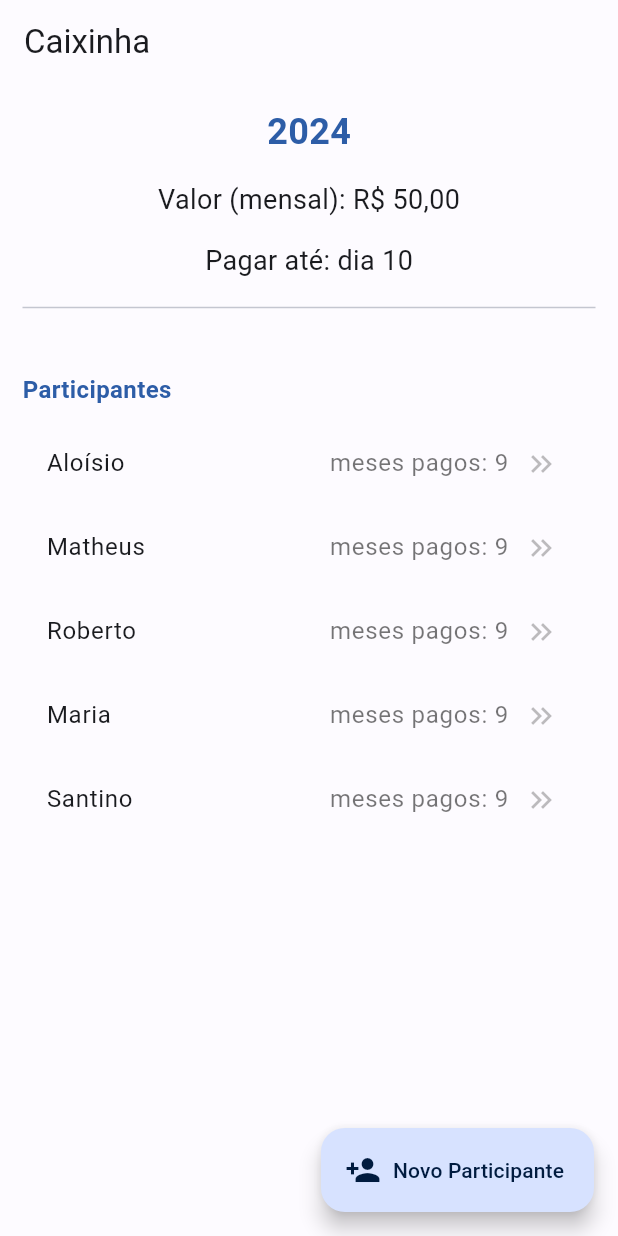
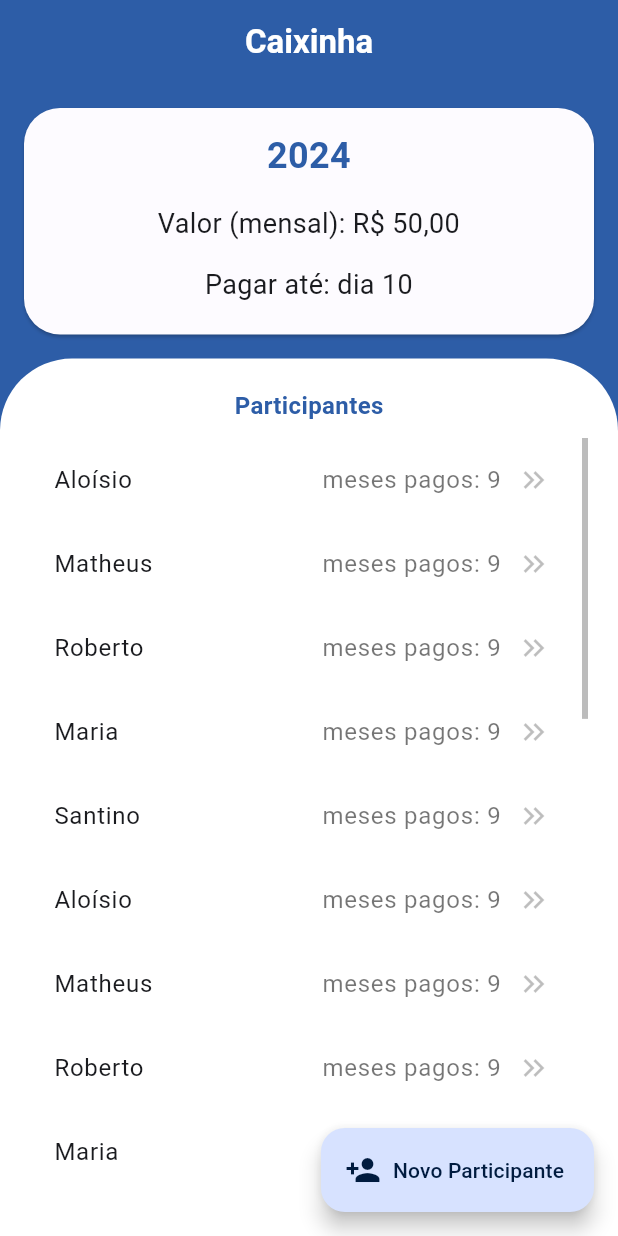
Before and after one commit to mathbaltazar/app-caixinha, a Flutter app: the screen it shows after launch, on a phone screen of 412 x 824 dp. Run offline on Flutter 3.47's test engine with Material 3 defaults, Android fonts, the phone set to English and light mode, and no system bars; our stand-ins replace flutter_modular.

Commit message:
Facelift da home page.

```diff
--- a/lib/app/modules/home/presentation/pages/home_page.dart
+++ b/lib/app/modules/home/presentation/pages/home_page.dart
@@ -17,6 +17,26 @@ class HomePage extends StatelessWidget {
     'Roberto',
     'Maria',
     'Santino',
+    'Aloísio',
+    'Matheus',
+    'Roberto',
+    'Maria',
+    'Santino',
+    'Aloísio',
+    'Matheus',
+    'Roberto',
+    'Maria',
+    'Santino',
+    'Aloísio',
+    'Matheus',
+    'Roberto',
+    'Maria',
+    'Santino',
+    'Aloísio',
+    'Matheus',
+    'Roberto',
+    'Maria',
+    'Santino',
   ];
 
   @override
@@ -24,38 +44,62 @@ class HomePage extends StatelessWidget {
     return SafeArea(
       child: Scaffold(
         appBar: AppBar(
-          title: const Text('Caixinha'),
+          title: const Text(
+            'Caixinha',
+            style: TextStyle(color: Colors.white, fontWeight: FontWeight.bold),
           ),
-        body: SingleChildScrollView(
-          child: Padding(
-            padding: const EdgeInsets.all(15),
+          centerTitle: true,
+          backgroundColor: AppColors.colorPrimary,
+        ),
+        body: Container(
+          decoration: BoxDecoration(color: AppColors.colorPrimary),
+          height: MediaQuery.of(context).size.height,
+          child: Flex(
+            crossAxisAlignment: CrossAxisAlignment.stretch,
+            direction: Axis.vertical,
+            children: [
+              Card(
+                shape: RoundedRectangleBorder(
+                    borderRadius: BorderRadius.circular(24)),
+                margin: const EdgeInsets.all(16),
                 child: Column(
-              crossAxisAlignment: CrossAxisAlignment.start,
                   children: [
-                Center(
-                  child: Text(
+                    const SizedBox(height: 15),
+                    Text(
                       '2024',
-                    style:
-                        TextStyle(fontSize: 24, color: AppColors.colorPrimary, fontWeight: FontWeight.bold),
+                      textAlign: TextAlign.center,
+                      style: TextStyle(
+                          fontSize: 24,
+                          color: AppColors.colorPrimary,
+                          fontWeight: FontWeight.bold),
+                    ),
+                    const SizedBox(height: 15),
+                    Text(
+                      'Valor (mensal): R\$ 50,00',
+                      textAlign: TextAlign.center,
+                      style: TextStyle(fontSize: 18),
+                    ),
+                    const SizedBox(height: 15),
+                    Text(
+                      'Pagar até: dia 10',
+                      textAlign: TextAlign.center,
+                      style: TextStyle(fontSize: 18),
+                    ),
+                    const SizedBox(height: 20),
+                  ],
                 ),
               ),
-                const SizedBox(height: 15),
-                const Center(
-                  child: Text(
-                    'Valor (mensal): R\$ 50,00',
-                    style: TextStyle(fontSize: 18),
+              Flexible(
+                child: Container(
+                  padding: const EdgeInsets.all(20),
+                  decoration: BoxDecoration(
+                    color: Colors.white,
+                    borderRadius: BorderRadius.only(
+                        topLeft: Radius.circular(48),
+                        topRight: Radius.circular(48)),
                   ),
-                ),
-                const SizedBox(height: 15),
-                const Center(
-                  child: Text(
-                    'Pagar até: dia 10',
-                    style: TextStyle(fontSize: 18),
-                  ),
-                ),
-                const SizedBox(height: 10),
-                Divider(),
-                const SizedBox(height: 35),
+                  child: Column(
+                    children: [
                       Text(
                         'Participantes',
                         style: TextStyle(
@@ -64,7 +108,10 @@ class HomePage extends StatelessWidget {
                             fontWeight: FontWeight.bold),
                       ),
                       const SizedBox(height: 10),
-                ListView.builder(
+                      Expanded(
+                        child: Scrollbar(
+                          thumbVisibility: true,
+                          child: ListView.builder(
                             shrinkWrap: true,
                             itemCount: participantes.length,
                             itemBuilder: (_, index) {
@@ -72,7 +119,9 @@ class HomePage extends StatelessWidget {
                                 onTap: () {
                                   Modular.to.pushNamed(
                                     AppRoutes.detailsParticipant,
-                          arguments: {'participant': participantes[index]},
+                                    arguments: {
+                                      'participant': participantes[index]
+                                    },
                                   ).then((value) {
                                     if (value == 'deleted') {
                                       // todo delete participant
@@ -89,18 +138,27 @@ class HomePage extends StatelessWidget {
                                       )),
                                       Text(
                                         'meses pagos: ${Random().nextInt(13)}',
-                              style: const TextStyle(color: Colors.black54),
+                                        style: const TextStyle(
+                                            color: Colors.black54),
                                       ),
                                       const SizedBox(width: 10),
-                            const Icon(Icons.keyboard_double_arrow_right, color: Colors.black26,),
+                                      const Icon(
+                                        Icons.keyboard_double_arrow_right,
+                                        color: Colors.black26,
+                                      ),
                                     ],
                                   ),
                                 ),
                               );
                             },
+                          ),
+                        ),
+                      ),
+                    ],
+                  ),
+                ),
               )
             ],
-            ),
           ),
         ),
         floatingActionButton: FloatingActionButton.extended(
```
Lines whose indentation alone changed are shown as unchanged.
